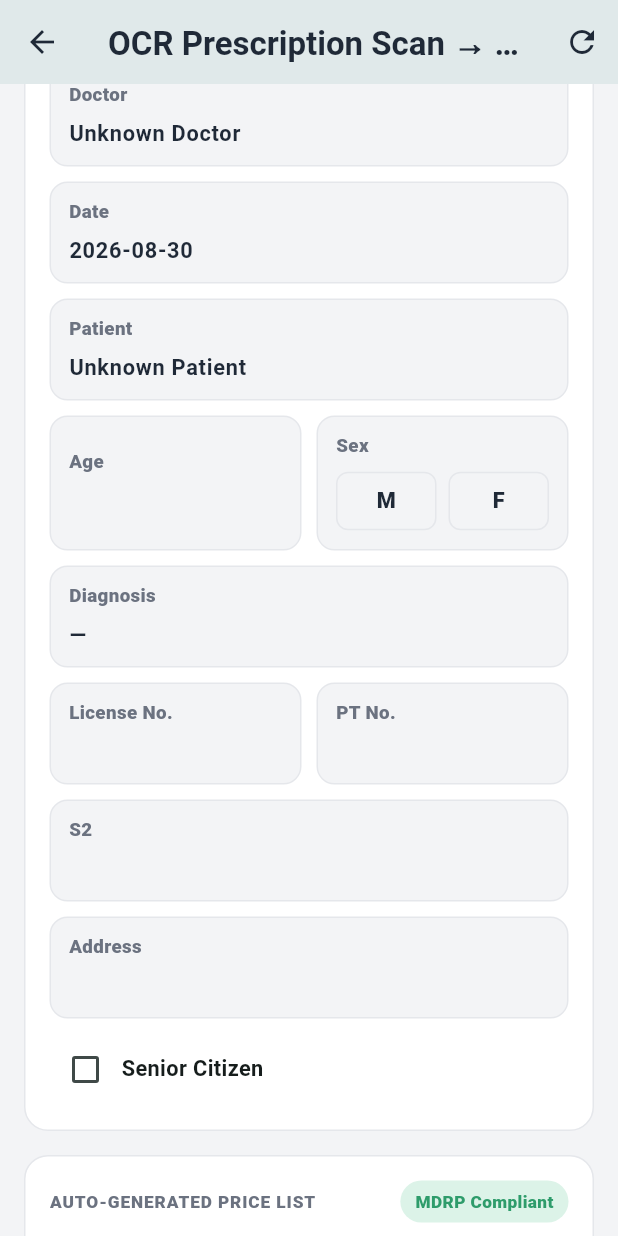
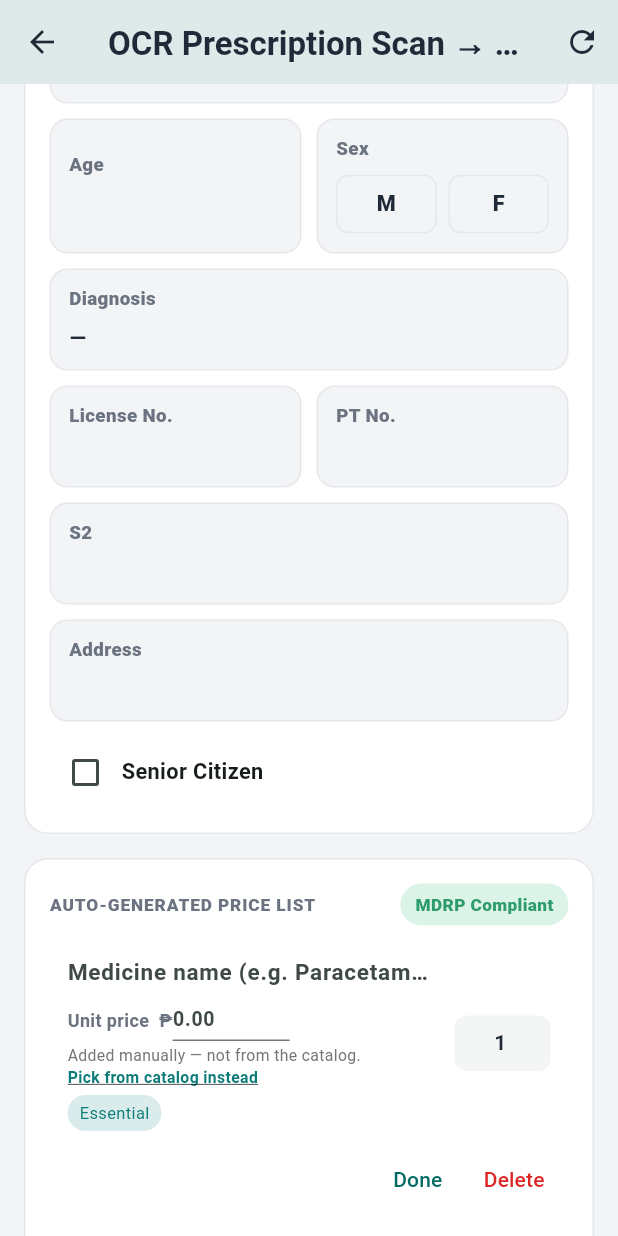
Before and after one commit to elmerdiola45/Care-About-Us, a Flutter app: the OcrReviewScreen screen opened directly with empty values, scrolled down 724 dp, after a tap on "Add Medicine", on a phone screen of 412 x 824 dp. Run offline on Flutter 3.47's test engine with Material 3 defaults, Android fonts, the phone set to English and light mode, and no system bars; our stand-ins replace file_picker, image_picker, pdf, printing, qr_flutter, shared_preferences and 1 more; missing offline and left inert: mobile_scanner; accounts and stored records are empty.

Commit message:
OCR review: Add Medicine is free-text, not catalog-bound
A manually added medicine is now an isManualEntry free-text row: the
pharmacist types the name and sets the unit price directly, with an
optional 'Pick from catalog instead' link — no catalog match required.
It no longer renders as a red 'no catalog match' error. Save is blocked
only if an added row has no name; picking from the catalog clears the
manual flag.

```diff
--- a/lib/pharmacist/pages/ocr_review_screen.dart
+++ b/lib/pharmacist/pages/ocr_review_screen.dart
@@ -781,6 +781,24 @@ class _OcrReviewScreenState extends State<OcrReviewScreen> {
     // unavailable line stays on the record (see
     // _buildMedicineNotAvailableCard) for the patient to get filled
     // elsewhere or once restocked.
+    // A manually-added row left without a name can't be saved as a real
+    // medicine line — prompt to fill it in or remove it.
+    if (_matchedMeds.any((m) => m.medicineLabel.trim().isEmpty)) {
+      if (mounted) {
+        ScaffoldMessenger.of(context).showSnackBar(
+          const SnackBar(
+            content: Text(
+              'One added medicine has no name — enter it or remove the row '
+              'before saving.',
+            ),
+            backgroundColor: Colors.red,
+            duration: Duration(seconds: 3),
+          ),
+        );
+      }
+      return;
+    }
+
     final unresolvedCount = _matchedMeds
         .where((m) => m.needsBrandSelection)
         .length;
@@ -1967,18 +1985,20 @@ class _OcrReviewScreenState extends State<OcrReviewScreen> {
     });
   }
 
-  /// Adds a blank medicine the pharmacist can then fill in — for a drug
-  /// OCR failed to detect. It starts in the "no catalog match" state
-  /// (same as an unresolved OCR row), so the row's existing "Pick from
-  /// catalog" search resolves it through the normal price-lookup path.
-  /// Opened expanded so the pharmacist lands straight in the editor.
+  /// Adds a blank medicine the pharmacist fills in by hand — for a drug
+  /// OCR missed, or one that simply isn't in the registered catalog.
+  /// It is a free-text entry: the pharmacist types the name and price
+  /// directly, with no requirement to match a catalog medicine. The
+  /// row still offers an optional "pick from catalog" link. Opened
+  /// expanded so the pharmacist lands straight in the editor.
   void _addMedicine() {
     final blank = _MatchedMedicine(
       medicineLabel: '',
       dosageLabel: '',
       quantity: 1,
       unitPrice: 0.0,
-      medicineNotFound: true,
+      unitPriceIsExact: false,
+      isManualEntry: true,
       isEssential: true,
     );
     setState(() {
@@ -2609,6 +2629,9 @@ class _EditableMedicineRow extends StatefulWidget {
 class _EditableMedicineRowState extends State<_EditableMedicineRow> {
   late TextEditingController _nameController;
   late TextEditingController _qtyController;
+  // Only used by manually-added (free-text) medicines, whose price the
+  // pharmacist sets directly rather than resolving from the catalog.
+  late TextEditingController _priceController;
   String? _qtyError;
 
   @override
@@ -2618,12 +2641,18 @@ class _EditableMedicineRowState extends State<_EditableMedicineRow> {
       text: widget.medicine.medicineLabel,
     );
     _qtyController = TextEditingController(text: '${widget.medicine.quantity}');
+    _priceController = TextEditingController(
+      text: widget.medicine.unitPrice > 0
+          ? widget.medicine.unitPrice.toStringAsFixed(2)
+          : '',
+    );
   }
 
   @override
   void dispose() {
     _nameController.dispose();
     _qtyController.dispose();
+    _priceController.dispose();
     super.dispose();
   }
 
@@ -2857,6 +2886,7 @@ class _EditableMedicineRowState extends State<_EditableMedicineRow> {
       // itself and never register a correction.
       originalOcrLabel: widget.medicine.originalOcrLabel,
       isFallbackMatch: widget.medicine.isFallbackMatch,
+      isManualEntry: widget.medicine.isManualEntry,
     );
 
     // Pharmacist picked a brand from the picker (or the prescription
@@ -2897,6 +2927,8 @@ class _EditableMedicineRowState extends State<_EditableMedicineRow> {
             catalogName: v.name,
             catalogProductId: v.id,
             isFallbackMatch: false,
+            // Now linked to a real catalog SKU — no longer a free entry.
+            isManualEntry: false,
           ),
         );
       } else {
@@ -2955,10 +2987,13 @@ class _EditableMedicineRowState extends State<_EditableMedicineRow> {
                     fontSize: 15,
                     fontWeight: FontWeight.w600,
                   ),
-                  decoration: const InputDecoration(
+                  decoration: InputDecoration(
                     isDense: true,
                     contentPadding: EdgeInsets.zero,
                     border: InputBorder.none,
+                    hintText: updated.isManualEntry
+                        ? 'Medicine name (e.g. Paracetamol 500mg)'
+                        : null,
                   ),
                   onChanged: (v) {
                     final sanitized = v.trim().length > 60
@@ -2969,6 +3004,85 @@ class _EditableMedicineRowState extends State<_EditableMedicineRow> {
                     );
                   },
                 ),
+                if (updated.isManualEntry) ...[
+                  const SizedBox(height: 6),
+                  Row(
+                    children: [
+                      const Text(
+                        'Unit price  ₱',
+                        style: TextStyle(
+                          fontSize: 12,
+                          color: OcrReviewColors.textSecondary,
+                          fontWeight: FontWeight.w600,
+                        ),
+                      ),
+                      SizedBox(
+                        width: 78,
+                        child: TextField(
+                          controller: _priceController,
+                          keyboardType: const TextInputType.numberWithOptions(
+                            decimal: true,
+                          ),
+                          inputFormatters: [
+                            FilteringTextInputFormatter.allow(
+                              RegExp(r'[0-9.]'),
+                            ),
+                          ],
+                          style: const TextStyle(
+                            fontSize: 13,
+                            fontWeight: FontWeight.w700,
+                          ),
+                          decoration: const InputDecoration(
+                            isDense: true,
+                            hintText: '0.00',
+                            contentPadding: EdgeInsets.symmetric(vertical: 4),
+                          ),
+                          onChanged: (v) {
+                            final parsed = double.tryParse(v.trim());
+                            widget.onChanged(
+                              updated.copyWith(
+                                unitPrice: (parsed != null && parsed >= 0)
+                                    ? parsed
+                                    : 0.0,
+                                unitPriceIsExact: parsed != null && parsed > 0,
+                              ),
+                            );
+                          },
+                        ),
+                      ),
+                    ],
+                  ),
+                  const SizedBox(height: 2),
+                  Wrap(
+                    crossAxisAlignment: WrapCrossAlignment.center,
+                    spacing: 4,
+                    children: [
+                      Text(
+                        'Added manually — not from the catalog.',
+                        style: TextStyle(
+                          fontSize: 10.5,
+                          color: Colors.grey.shade600,
+                        ),
+                      ),
+                      InkWell(
+                        onTap: () => _showMedicinePicker(
+                          context,
+                          pickMedicine,
+                          dosage: updated.dosageLabel,
+                        ),
+                        child: const Text(
+                          'Pick from catalog instead',
+                          style: TextStyle(
+                            fontSize: 10.5,
+                            color: OcrReviewColors.teal,
+                            fontWeight: FontWeight.w700,
+                            decoration: TextDecoration.underline,
+                          ),
+                        ),
+                      ),
+                    ],
+                  ),
+                ],
                 if (updated.isFallbackMatch) ...[
                   const SizedBox(height: 2),
                   Container(
@@ -3470,6 +3584,14 @@ class _MatchedMedicine {
   final String originalOcrLabel;
   final bool isFallbackMatch;
 
+  /// True for a medicine the pharmacist added by hand (Add Medicine)
+  /// rather than one OCR detected. A manual entry is NOT a catalog-match
+  /// failure — the pharmacist enters the name and price directly and
+  /// that is valid on its own, with no reference to the registered
+  /// medicine catalog required. Cleared if the row is later linked to a
+  /// catalog SKU via the picker.
+  final bool isManualEntry;
+
   _MatchedMedicine({
     int? id,
     required this.medicineLabel,
@@ -3489,6 +3611,7 @@ class _MatchedMedicine {
     this.matchConfidence = 0.0,
     String? originalOcrLabel,
     this.isFallbackMatch = false,
+    this.isManualEntry = false,
   }) : id = id ?? ++_idSeq,
        originalOcrLabel = originalOcrLabel ?? medicineLabel;
 
@@ -3511,6 +3634,7 @@ class _MatchedMedicine {
     String? duration,
     double? matchConfidence,
     bool? isFallbackMatch,
+    bool? isManualEntry,
   }) {
     return _MatchedMedicine(
       // Identity is stable across edits — always carried forward.
@@ -3536,6 +3660,7 @@ class _MatchedMedicine {
       matchConfidence: matchConfidence ?? this.matchConfidence,
       originalOcrLabel: originalOcrLabel,
       isFallbackMatch: isFallbackMatch ?? this.isFallbackMatch,
+      isManualEntry: isManualEntry ?? this.isManualEntry,
     );
   }
 
```
